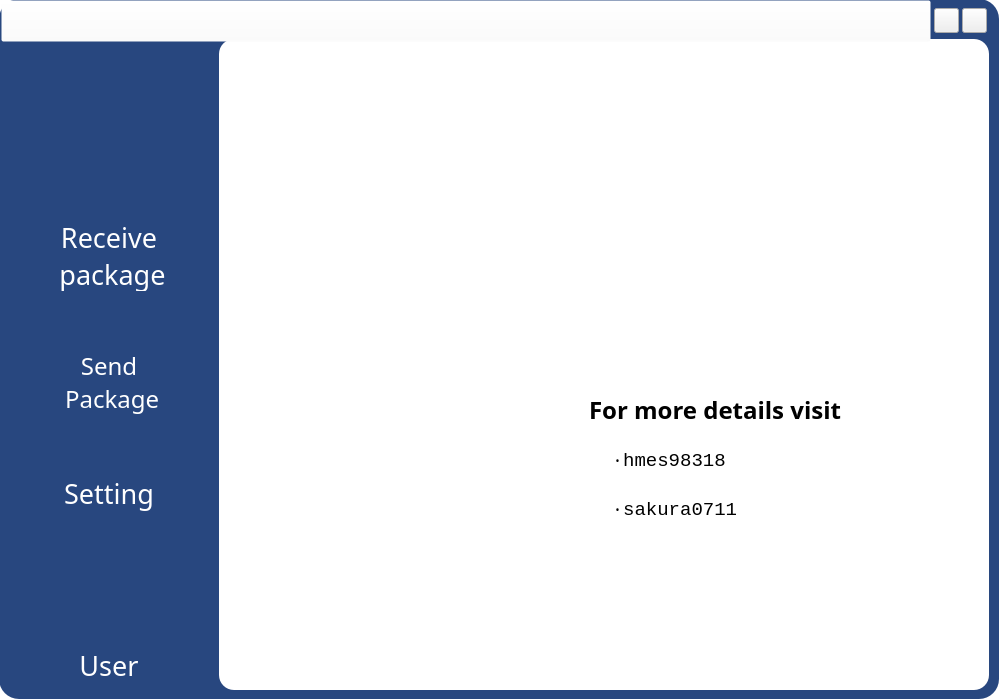
First picture: the form in src/gui/MainWindow.ui, repository hmes98318/Logistics-Station, before the edit.
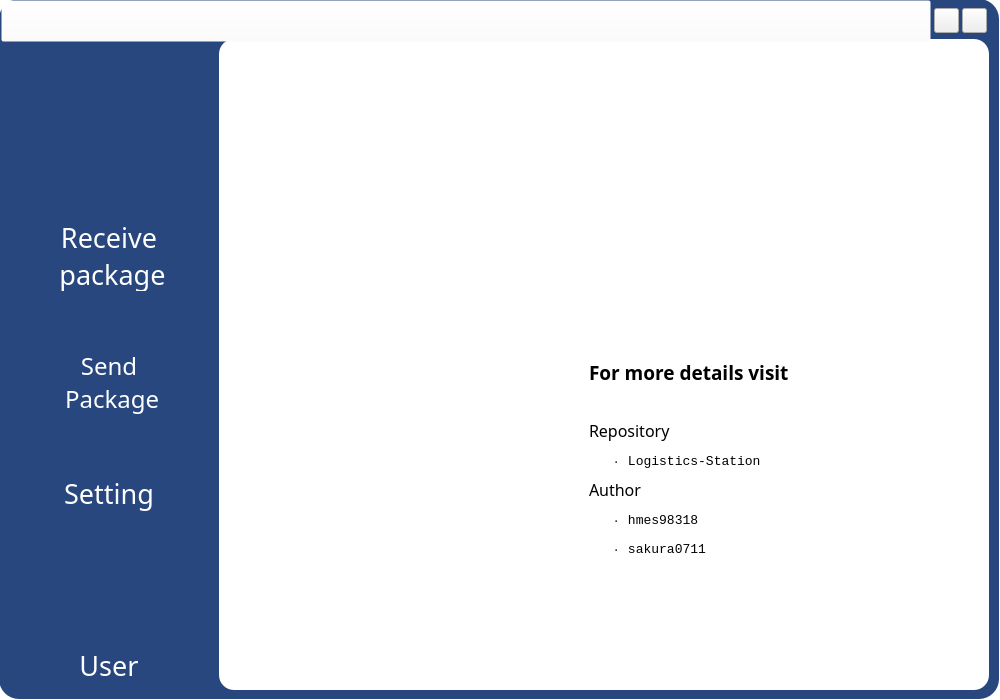
Second picture: the form after the edit. Icons and pictures are not drawn.

What changed in the file:
```diff
--- a/src/gui/MainWindow.ui
+++ b/src/gui/MainWindow.ui
@@ -1303,8 +1303,8 @@
        </rect>
       </property>
       <property name="styleSheet">
-       <string notr="true">border-radius: 15px;
-background-image: url(./src/gui/image/UserPage_Background.png);</string>
+       <string notr="true">#UserPage_Background{border-radius: 15px;
+background-image: url(./src/gui/image/UserPage_Background.png);}</string>
       </property>
       <property name="frameShape">
        <enum>QFrame::StyledPanel</enum>
@@ -1316,9 +1316,9 @@
        <property name="geometry">
         <rect>
          <x>370</x>
-         <y>350</y>
+         <y>320</y>
          <width>381</width>
-         <height>139</height>
+         <height>201</height>
         </rect>
        </property>
        <layout class="QVBoxLayout" name="verticalLayout">
@@ -1327,13 +1327,53 @@
           <property name="font">
            <font>
             <family>華康少女文字W7</family>
-            <pointsize>18</pointsize>
+            <pointsize>14</pointsize>
             <weight>75</weight>
             <bold>true</bold>
            </font>
           </property>
           <property name="text">
-           <string>For more details visit</string>
+           <string>For more details visit
+</string>
+          </property>
+         </widget>
+        </item>
+        <item>
+         <widget class="QLabel" name="hint_logisticsStation">
+          <property name="font">
+           <font>
+            <family>華康少女文字W7</family>
+            <pointsize>12</pointsize>
+           </font>
+          </property>
+          <property name="text">
+           <string>Repository</string>
+          </property>
+         </widget>
+        </item>
+        <item>
+         <widget class="QLabel" name="label_logisticsStation">
+          <property name="font">
+           <font>
+            <family>Consolas</family>
+            <pointsize>10</pointsize>
+           </font>
+          </property>
+          <property name="text">
+           <string>   ‧ Logistics-Station</string>
+          </property>
+         </widget>
+        </item>
+        <item>
+         <widget class="QLabel" name="hint_Author">
+          <property name="font">
+           <font>
+            <family>華康少女文字W7</family>
+            <pointsize>12</pointsize>
+           </font>
+          </property>
+          <property name="text">
+           <string>Author</string>
           </property>
          </widget>
         </item>
@@ -1342,11 +1382,14 @@
           <property name="font">
            <font>
             <family>Consolas</family>
-            <pointsize>14</pointsize>
+            <pointsize>10</pointsize>
            </font>
           </property>
           <property name="text">
-           <string>  ‧hmes98318</string>
+           <string>   ‧ hmes98318</string>
+          </property>
+          <property name="alignment">
+           <set>Qt::AlignLeading|Qt::AlignLeft|Qt::AlignVCenter</set>
           </property>
          </widget>
         </item>
@@ -1355,11 +1398,11 @@
           <property name="font">
            <font>
             <family>Consolas</family>
-            <pointsize>14</pointsize>
+            <pointsize>10</pointsize>
            </font>
           </property>
           <property name="text">
-           <string>  ‧sakura0711</string>
+           <string>   ‧ sakura0711</string>
           </property>
          </widget>
         </item>
```
